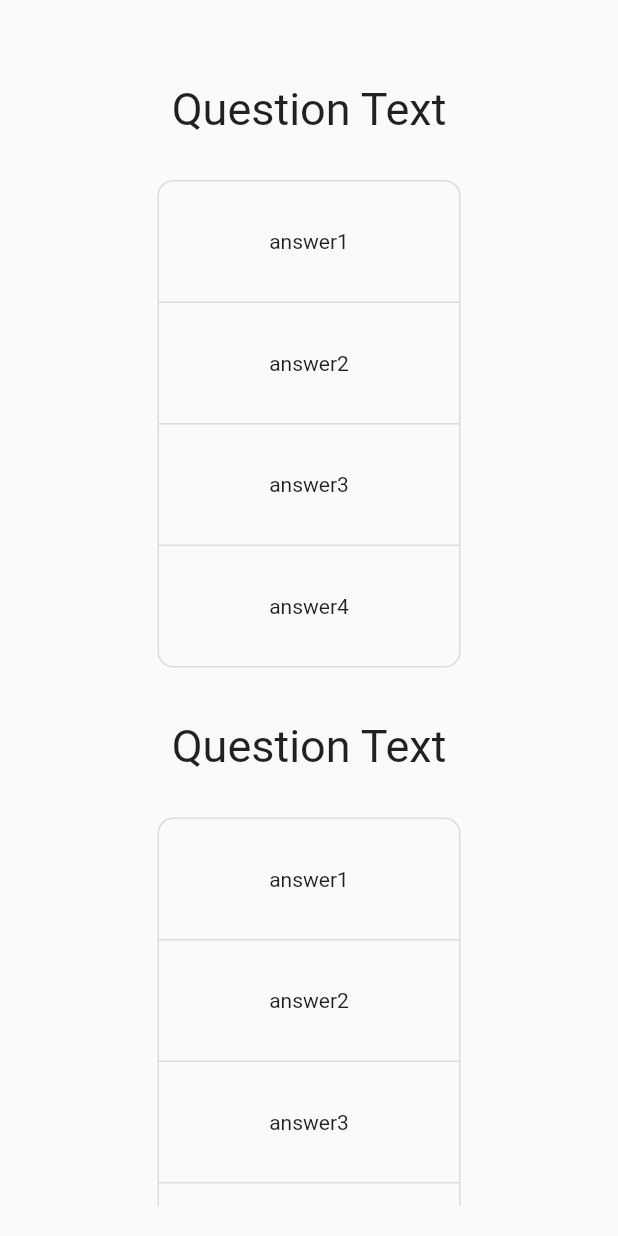
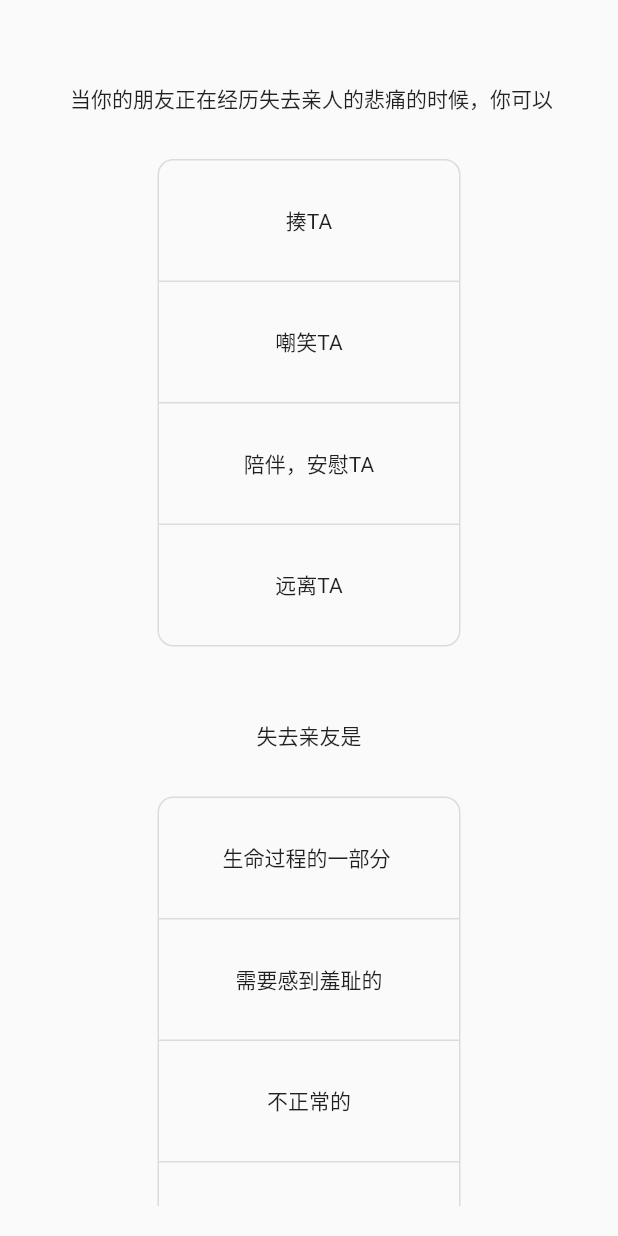
Before and after one commit to ChengHua926/ctb_death_educatoin_forum, a Flutter app: the screen it shows after launch, after a tap on "登录", on a phone screen of 412 x 824 dp. Run offline on Flutter 3.47's test engine with Material 2 defaults, Android fonts, the phone set to English and light mode, and no system bars.

Commit message:
all done

```diff
--- a/lib/Screen/questionScreen.dart
+++ b/lib/Screen/questionScreen.dart
@@ -14,10 +14,17 @@ class _questionScreenState extends State<questionScreen> {
 
   List<bool> isSelected = [false, false, false, false];
   List<Widget> answers = [
-    Text('answer1'),
-    Text('answer2'),
-    Text('answer3'),
-    Text('answer4')
+    Text('揍TA'),
+    Text('嘲笑TA'),
+    Text('陪伴，安慰TA'),
+    Text('远离TA')
+  ];
+
+  List<Widget> answers1 = [
+    Text('生命过程的一部分 '),
+    Text('需要感到羞耻的'),
+    Text('不正常的'),
+    Text('很开心的')
   ];
 
   @override
@@ -29,11 +36,16 @@ class _questionScreenState extends State<questionScreen> {
           padding: EdgeInsets.all(20),
           child: ListView(
             children: [
-              questionWidget(answers: answers, isSelected: isSelected),
-              questionWidget(answers: answers, isSelected: isSelected),
-              questionWidget(answers: answers, isSelected: isSelected),
-              questionWidget(answers: answers, isSelected: isSelected),
-              questionWidget(answers: answers, isSelected: isSelected),
+              questionWidget(
+                answers: answers,
+                isSelected: isSelected,
+                question: " 当你的朋友正在经历失去亲人的悲痛的时候，你可以",
+              ),
+              questionWidget(
+                answers: answers1,
+                isSelected: isSelected,
+                question: "失去亲友是",
+              ),
               SizedBox(height: 40),
               ElevatedButton(
                 onPressed: () {
@@ -55,10 +67,12 @@ class questionWidget extends StatelessWidget {
     super.key,
     required this.answers,
     required this.isSelected,
+    required this.question,
   });
 
   final List<Widget> answers;
   final List<bool> isSelected;
+  final String question;
 
   @override
   Widget build(BuildContext context) {
@@ -75,8 +89,8 @@ class questionWidget extends StatelessWidget {
             child: Padding(
               padding: EdgeInsets.only(top: 10),
               child: Text(
-                'Question Text',
-                style: TextStyle(fontSize: 30),
+                question,
+                //style: TextStyle(fontSize: 30),
               ),
             ),
           ),
--- a/lib/main.dart
+++ b/lib/main.dart
@@ -12,6 +12,7 @@ class MyApp extends StatelessWidget {
   @override
   Widget build(BuildContext context) {
     return MaterialApp(
+      debugShowCheckedModeBanner: false,
       title: 'Flutter Demo',
       theme: ThemeData(
         // This is the theme of your application.
```
